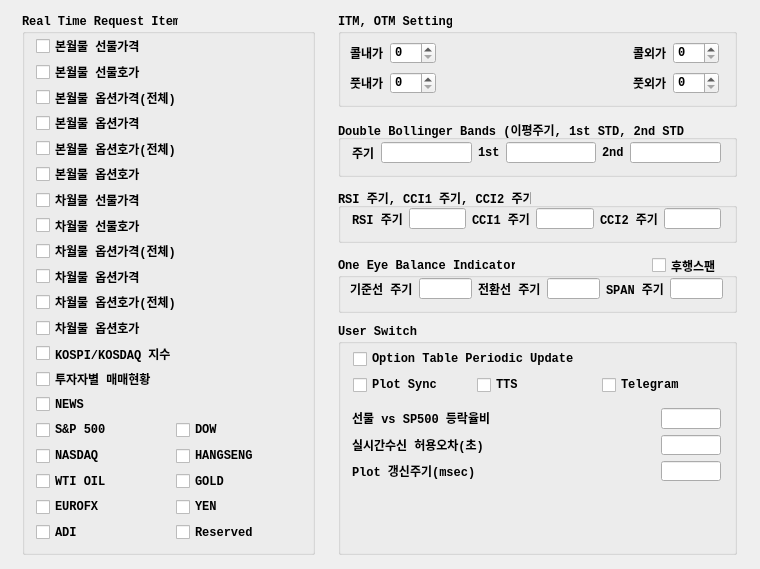
The window that UI/realtimeitem.ui (skygoldfish/SkyBot) describes before a commit, drawn with Qt 5.
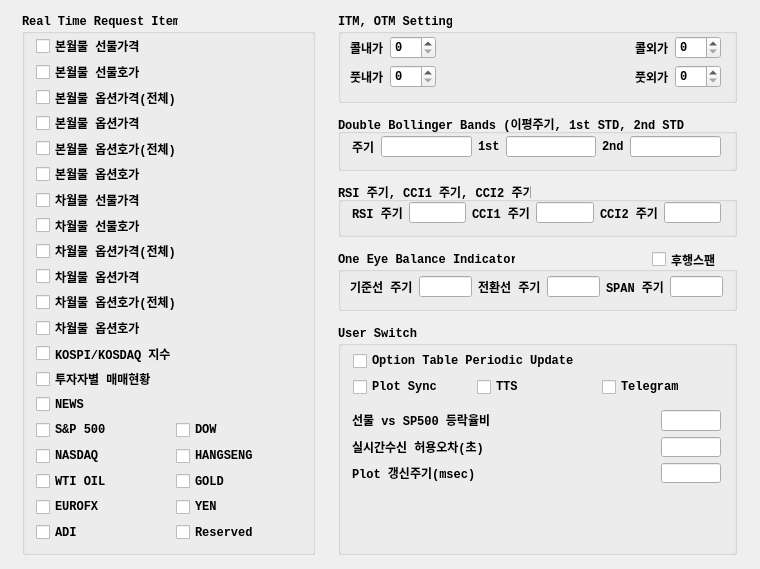
The same window after the commit.

Commit message: 소스정리

Diff of the .ui file:
```diff
--- a/UI/realtimeitem.ui
+++ b/UI/realtimeitem.ui
@@ -433,7 +433,7 @@
    <property name="geometry">
     <rect>
      <x>338</x>
-     <y>120</y>
+     <y>114</y>
      <width>399</width>
      <height>57</height>
     </rect>
@@ -530,7 +530,7 @@
      <x>338</x>
      <y>14</y>
      <width>399</width>
-     <height>93</height>
+     <height>89</height>
     </rect>
    </property>
    <property name="font">
@@ -543,60 +543,17 @@
    <property name="title">
     <string>ITM, OTM Setting</string>
    </property>
-   <widget class="QWidget" name="layoutWidget">
+   <widget class="QWidget" name="">
     <property name="geometry">
      <rect>
       <x>12</x>
-      <y>58</y>
-      <width>369</width>
-      <height>22</height>
+      <y>22</y>
+      <width>371</width>
+      <height>52</height>
      </rect>
     </property>
-    <layout class="QHBoxLayout" name="horizontalLayout_3">
+    <layout class="QVBoxLayout" name="verticalLayout_6">
      <item>
-      <widget class="QLabel" name="label_put_itm">
-       <property name="text">
-        <string>풋내가</string>
-       </property>
-      </widget>
-     </item>
-     <item>
-      <widget class="QSpinBox" name="spinBox_put_itm"/>
-     </item>
-     <item>
-      <spacer name="horizontalSpacer_2">
-       <property name="orientation">
-        <enum>Qt::Horizontal</enum>
-       </property>
-       <property name="sizeHint" stdset="0">
-        <size>
-         <width>40</width>
-         <height>20</height>
-        </size>
-       </property>
-      </spacer>
-     </item>
-     <item>
-      <widget class="QLabel" name="label_put_otm">
-       <property name="text">
-        <string>풋외가</string>
-       </property>
-      </widget>
-     </item>
-     <item>
-      <widget class="QSpinBox" name="spinBox_put_otm"/>
-     </item>
-    </layout>
-   </widget>
-   <widget class="QWidget" name="layoutWidget">
-    <property name="geometry">
-     <rect>
-      <x>12</x>
-      <y>28</y>
-      <width>369</width>
-      <height>22</height>
-     </rect>
-    </property>
     <layout class="QHBoxLayout" name="horizontalLayout_4">
      <item>
       <widget class="QLabel" name="label_call_itm">
@@ -632,15 +589,54 @@
       <widget class="QSpinBox" name="spinBox_call_otm"/>
      </item>
     </layout>
+     </item>
+     <item>
+      <layout class="QHBoxLayout" name="horizontalLayout_3">
+       <item>
+        <widget class="QLabel" name="label_put_itm">
+         <property name="text">
+          <string>풋내가</string>
+         </property>
+        </widget>
+       </item>
+       <item>
+        <widget class="QSpinBox" name="spinBox_put_itm"/>
+       </item>
+       <item>
+        <spacer name="horizontalSpacer_2">
+         <property name="orientation">
+          <enum>Qt::Horizontal</enum>
+         </property>
+         <property name="sizeHint" stdset="0">
+          <size>
+           <width>40</width>
+           <height>20</height>
+          </size>
+         </property>
+        </spacer>
+       </item>
+       <item>
+        <widget class="QLabel" name="label_put_otm">
+         <property name="text">
+          <string>풋외가</string>
+         </property>
+        </widget>
+       </item>
+       <item>
+        <widget class="QSpinBox" name="spinBox_put_otm"/>
+       </item>
+      </layout>
+     </item>
+    </layout>
    </widget>
   </widget>
   <widget class="QGroupBox" name="groupBox_4">
    <property name="geometry">
     <rect>
      <x>338</x>
-     <y>324</y>
+     <y>326</y>
      <width>399</width>
-     <height>231</height>
+     <height>229</height>
     </rect>
    </property>
    <property name="font">
@@ -785,7 +781,7 @@
    <property name="geometry">
     <rect>
      <x>338</x>
-     <y>188</y>
+     <y>182</y>
      <width>399</width>
      <height>55</height>
     </rect>
@@ -880,9 +876,9 @@
    <property name="geometry">
     <rect>
      <x>338</x>
-     <y>258</y>
+     <y>252</y>
      <width>399</width>
-     <height>55</height>
+     <height>59</height>
     </rect>
    </property>
    <property name="font">
@@ -919,7 +915,7 @@
     <property name="geometry">
      <rect>
       <x>12</x>
-      <y>20</y>
+      <y>24</y>
       <width>373</width>
       <height>21</height>
      </rect>
```
Lines whose indentation alone changed are shown as unchanged. The commit also changes 1 other file.
